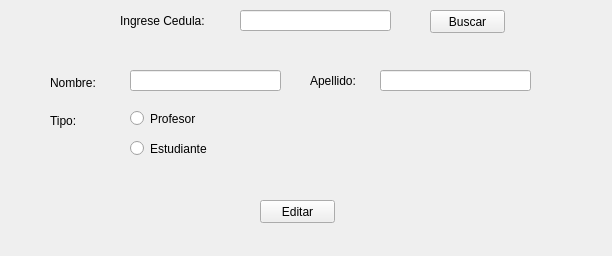
The window that formedituser.ui (ottodevs/project-biblioteca) describes before a commit, drawn with Qt 5.
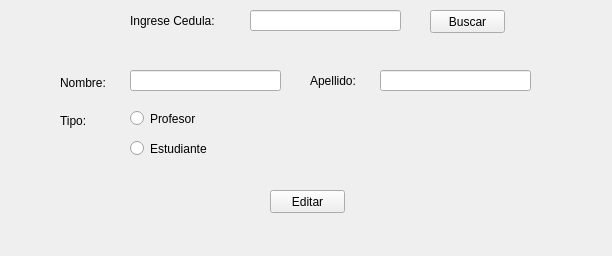
The same window after the commit.

Diff of the .ui file:
```diff
--- a/formedituser.ui
+++ b/formedituser.ui
@@ -16,7 +16,7 @@
   <widget class="QLabel" name="lbTipo">
    <property name="geometry">
     <rect>
-     <x>50</x>
+     <x>60</x>
      <y>110</y>
      <width>61</width>
      <height>21</height>
@@ -39,7 +39,7 @@
   <widget class="QLineEdit" name="leCedula">
    <property name="geometry">
     <rect>
-     <x>240</x>
+     <x>250</x>
      <y>10</y>
      <width>151</width>
      <height>21</height>
@@ -49,7 +49,7 @@
   <widget class="QLabel" name="lbCedula">
    <property name="geometry">
     <rect>
-     <x>120</x>
+     <x>130</x>
      <y>10</y>
      <width>111</width>
      <height>21</height>
@@ -62,8 +62,8 @@
   <widget class="QPushButton" name="btnAceptar">
    <property name="geometry">
     <rect>
-     <x>260</x>
-     <y>200</y>
+     <x>270</x>
+     <y>190</y>
      <width>75</width>
      <height>23</height>
     </rect>
@@ -88,9 +88,9 @@
   <widget class="QLabel" name="lbNombre">
    <property name="geometry">
     <rect>
-     <x>50</x>
+     <x>60</x>
      <y>73</y>
-     <width>71</width>
+     <width>61</width>
      <height>20</height>
     </rect>
    </property>
```
